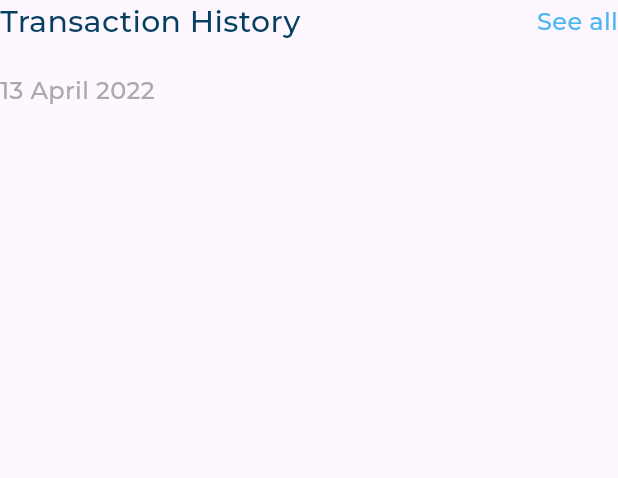
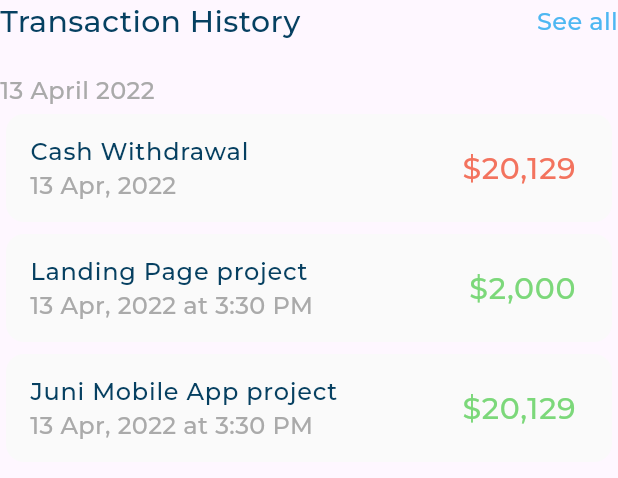
Before and after one commit to George-Samir88/responsive_dashboard, a Flutter app: the TransactionHistory widget shown alone on an empty page, opened directly, on a phone screen of 412 x 824 dp. Shown: the top 478 px of the screen. Run offline on Flutter 3.47's test engine with Material 3 defaults, Android fonts, the phone set to English and light mode, and no system bars; our stand-ins replace expandable_page_view, flutter_svg; project files that could hold a hidden picture were left out.

Commit message:
transaction history part 4 build transaction item list view

```diff
--- a/lib/views/widgets/transaction_history.dart
+++ b/lib/views/widgets/transaction_history.dart
@@ -1,5 +1,6 @@
 import 'package:flutter/material.dart';
 import 'package:responsive_dashboard/core/utils/styles.dart';
+import 'package:responsive_dashboard/views/widgets/transaction_history_list_view.dart';
 import 'package:responsive_dashboard/views/widgets/transcation_history_header.dart';
 
 class TransactionHistory extends StatelessWidget {
@@ -20,6 +21,7 @@ class TransactionHistory extends StatelessWidget {
             color: const Color(0xFFAAAAAA),
           ),
         ),
+        const TransactionHistoryListView(),
       ],
     );
   }
--- /dev/null
+++ b/lib/views/widgets/transaction_history_list_view.dart
@@ -0,0 +1,40 @@
+import 'package:flutter/material.dart';
+import 'package:responsive_dashboard/views/widgets/transaction_item.dart';
+
+import '../../models/transaction_model.dart';
+
+class TransactionHistoryListView extends StatelessWidget {
+  const TransactionHistoryListView({super.key});
+
+  static const List<TransactionModel> transactionModel = [
+    TransactionModel(
+      title: 'Cash Withdrawal',
+      date: '13 Apr, 2022 ',
+      amount: r'$20,129',
+      isWithdraw: true,
+    ),
+    TransactionModel(
+      title: 'Landing Page project',
+      date: '13 Apr, 2022 at 3:30 PM',
+      amount: r'$2,000',
+      isWithdraw: false,
+    ),
+    TransactionModel(
+      title: 'Juni Mobile App project',
+      date: '13 Apr, 2022 at 3:30 PM',
+      amount: r'$20,129',
+      isWithdraw: false,
+    ),
+  ];
+
+  @override
+  Widget build(BuildContext context) {
+    return ListView.builder(
+      itemBuilder: (context, index) {
+        return TransactionItem(transactionModel: transactionModel[index]);
+      },
+      shrinkWrap: true,
+      itemCount: 3,
+    );
+  }
+}
--- a/lib/views/widgets/tranaction_item.dart
+++ b/lib/views/widgets/transaction_item.dart
@@ -22,7 +22,9 @@ class TransactionItem extends StatelessWidget {
         ),
         subtitle: Text(
           transactionModel.date,
-          style: AppStyles.styleRegular16,
+          style: AppStyles.styleRegular16.copyWith(
+            color: const Color(0xFFAAAAAA),
+          ),
         ),
         trailing: Text(
           transactionModel.amount,
```
